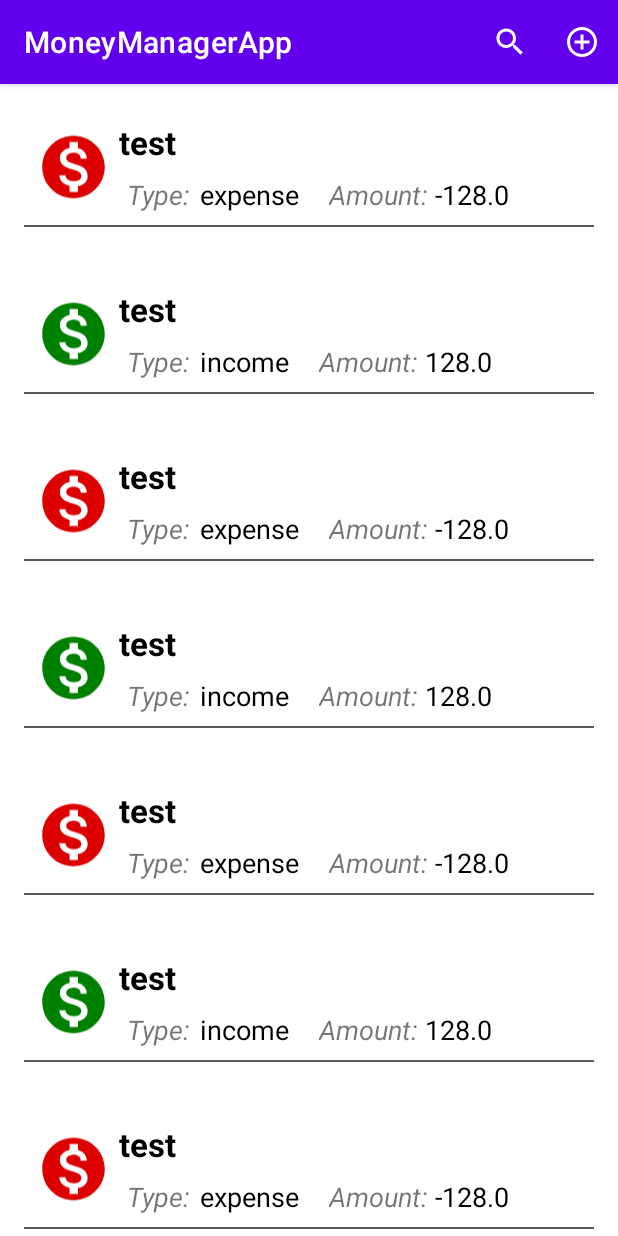
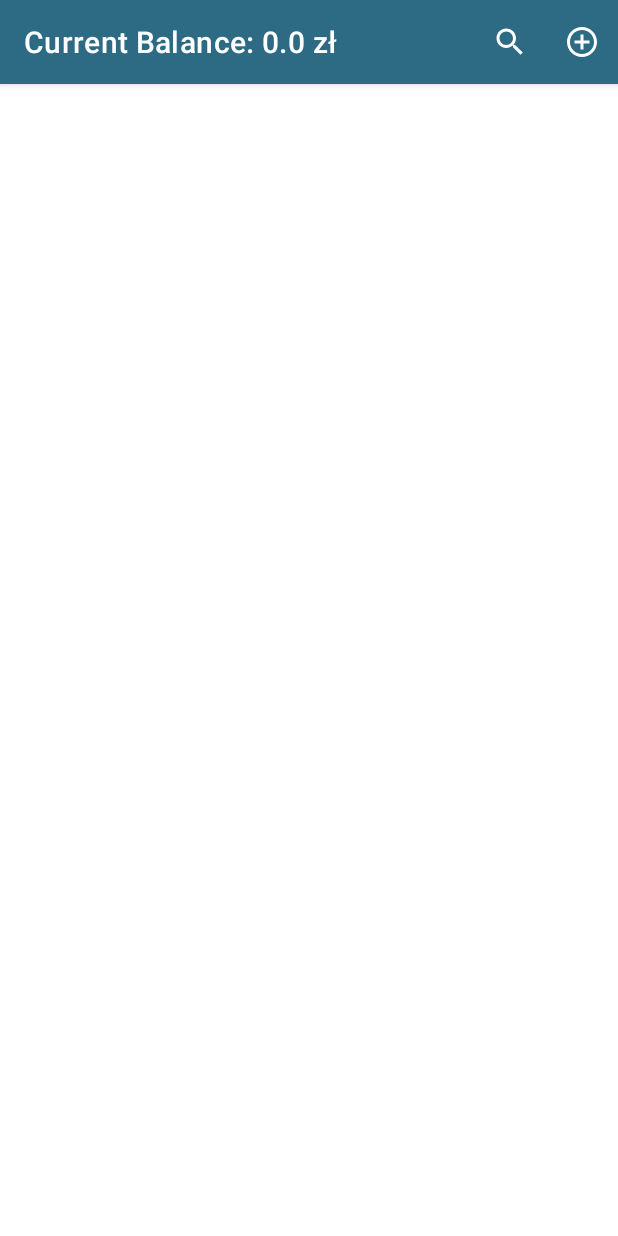
Before and after one commit to Cielako/Money_Manager_App, an Android app: the screen it shows after launch (MainActivity), on a phone screen of 412 x 824 dp. Run offline under Robolectric (Android 15) with nearby library versions, the phone set to English and light mode, and no system bars.

Commit message:
Finalna wersja (dodano saldo i poprawiono wygląd)

```diff
--- a/app/src/main/java/com/example/moneymanagerapp/DBHandler.java
+++ b/app/src/main/java/com/example/moneymanagerapp/DBHandler.java
@@ -21,7 +21,7 @@ public class DBHandler extends SQLiteOpenHelper {
                 "type," +
                 "amount)");
 
-        for (int i =0; i < 20; i++){
+        /*for (int i =0; i < 20; i++){
             ContentValues values = new ContentValues();
             values.put("_uuid",UUID.randomUUID().toString());
             values.put("trans_title","test");
@@ -31,9 +31,9 @@ public class DBHandler extends SQLiteOpenHelper {
             else{
                 values.put("type","expense");
             }
-            values.put("amount","128.0");
+            values.put("amount", 128.0);
             db.insert("transactions",null,values);
-        }
+        }*/
     }
 
     @Override
--- a/app/src/main/java/com/example/moneymanagerapp/MainActivity.java
+++ b/app/src/main/java/com/example/moneymanagerapp/MainActivity.java
@@ -77,5 +77,6 @@ public class MainActivity extends AppCompatActivity {
         mTransactions = TransactionLab.get(getApplicationContext()).getTransactions();
         transactionListAdapter = new TransactionListAdapter(this, mTransactions);
         recyclerView.setAdapter(transactionListAdapter);
+        setTitle("Current Balance: " + TransactionLab.get(getApplicationContext()).currBalance() + " zł");
     }
 }
--- a/app/src/main/java/com/example/moneymanagerapp/NewTransaction.java
+++ b/app/src/main/java/com/example/moneymanagerapp/NewTransaction.java
@@ -22,7 +22,7 @@ public class NewTransaction extends AppCompatActivity implements AdapterView.OnI
     protected void onCreate(Bundle savedInstanceState) {
         super.onCreate(savedInstanceState);
         setContentView(R.layout.activity_new_transaction);
-
+        setTitle("Add new Transaction");
         transTitleEdit = findViewById(R.id.new_trans_title_text);
         transAmountEdit = findViewById(R.id.new_trans_amount_text);
         transAmountEdit.setFilters(new InputFilter[] {
--- a/app/src/main/java/com/example/moneymanagerapp/TransActivity.java
+++ b/app/src/main/java/com/example/moneymanagerapp/TransActivity.java
@@ -31,9 +31,10 @@ public class TransActivity extends AppCompatActivity implements AdapterView.OnIt
     protected void onCreate(Bundle savedInstanceState) {
         super.onCreate(savedInstanceState);
         setContentView(R.layout.activity_transaction);
-
+        setTitle("Edit Transaction");
         transTitleEdit = findViewById(R.id.trans_title_text);
         transAmountEdit = findViewById(R.id.trans_amount_text);
+
         //float filter
         transAmountEdit.setFilters(new InputFilter[] {
                 new DigitsKeyListener(Boolean.FALSE, Boolean.TRUE) {
@@ -133,7 +134,7 @@ public class TransActivity extends AppCompatActivity implements AdapterView.OnIt
         if(transTitleEdit.getText().toString().isEmpty() || transAmountEdit.getText().toString().isEmpty()){
             Toast.makeText(this, "Inputs Cant be empty :/", Toast.LENGTH_SHORT).show();
         }else{
-            TransactionLab.get(getApplicationContext()).updateTransaction(transUUID,transTitleEdit.getText().toString(),transAmountEdit.getText().toString(),transTypeSpinner.getSelectedItem().toString());
+            TransactionLab.get(getApplicationContext()).updateTransaction(transUUID,transTitleEdit.getText().toString(),Double.parseDouble(transAmountEdit.getText().toString()),transTypeSpinner.getSelectedItem().toString());
             Toast.makeText(this, "Transaction Edited Successfully :)", Toast.LENGTH_SHORT).show();
             finish();
         }
--- a/app/src/main/java/com/example/moneymanagerapp/TransactionLab.java
+++ b/app/src/main/java/com/example/moneymanagerapp/TransactionLab.java
@@ -11,6 +11,7 @@ import java.util.UUID;
 
 public class TransactionLab {
     private  static TransactionLab sTransactionLab;
+    private Double currentBalance;
 
     private SQLiteDatabase mDatabase;
 
@@ -68,10 +69,10 @@ public class TransactionLab {
         return transactions;
     }
 
-    public void updateTransaction(UUID id, String title, String Amount, String Type) {
+    public void updateTransaction(UUID id, String title, Double Amount, String Type) {
         Transaction transaction = new Transaction(id);
         transaction.setTitle(title);
-        transaction.setAmount(Double.parseDouble(Amount));
+        transaction.setAmount(Amount);
         transaction.setTranstype(Type);
         mDatabase.update("transactions",getContetntValues(transaction), "_uuid = ?",
                 new String[] {id.toString()});
@@ -85,6 +86,22 @@ public class TransactionLab {
         mDatabase.insert("transactions", null, getContetntValues(transaction));
     }
 
+    public Double currBalance(){
+        Cursor income = mDatabase.rawQuery("SELECT SUM(amount) AS total FROM transactions WHERE type = ?", new String[] {"income"});
+        Cursor expense = mDatabase.rawQuery("SELECT SUM(amount) AS total FROM transactions WHERE type = ?", new String[] {"expense"});
+        if(expense != null){
+            expense.moveToFirst();
+            System.out.println("expense: " + expense.getDouble(0));
+        }
+        if(income != null){
+            income.moveToFirst();
+            System.out.println("income: " +income.getDouble(0));
+        }
+        currentBalance = income.getDouble(0) - expense.getDouble(0);
+        return currentBalance;
+
+    }
+
     private ContentValues getContetntValues(Transaction transaction){
         ContentValues contentValues = new ContentValues();
         contentValues.put("_uuid", transaction.getId().toString());
--- a/app/src/main/res/values-night/themes.xml
+++ b/app/src/main/res/values-night/themes.xml
@@ -3,7 +3,7 @@
     <style name="Theme.MoneyManagerApp" parent="Theme.MaterialComponents.DayNight.DarkActionBar">
         <!-- Primary brand color. -->
         <item name="colorPrimary">@color/purple_200</item>
-        <item name="colorPrimaryVariant">@color/purple_700</item>
+        <item name="colorPrimaryVariant">@color/light_blue</item>
         <item name="colorOnPrimary">@color/black</item>
         <!-- Secondary brand color. -->
         <item name="colorSecondary">@color/teal_200</item>
--- a/app/src/main/res/values/colors.xml
+++ b/app/src/main/res/values/colors.xml
@@ -1,8 +1,8 @@
 <?xml version="1.0" encoding="utf-8"?>
 <resources>
     <color name="purple_200">#FFBB86FC</color>
-    <color name="purple_500">#FF6200EE</color>
-    <color name="purple_700">#FF3700B3</color>
+    <color name="blue">#2D6A83</color>
+    <color name="light_blue">#375C66</color>
     <color name="teal_200">#FF03DAC5</color>
     <color name="teal_700">#FF018786</color>
     <color name="black">#FF000000</color>
--- a/app/src/main/res/values/themes.xml
+++ b/app/src/main/res/values/themes.xml
@@ -2,8 +2,8 @@
     <!-- Base application theme. -->
     <style name="Theme.MoneyManagerApp" parent="Theme.MaterialComponents.DayNight.DarkActionBar">
         <!-- Primary brand color. -->
-        <item name="colorPrimary">@color/purple_500</item>
-        <item name="colorPrimaryVariant">@color/purple_700</item>
+        <item name="colorPrimary">@color/blue</item>
+        <item name="colorPrimaryVariant">@color/light_blue</item>
         <item name="colorOnPrimary">@color/white</item>
         <!-- Secondary brand color. -->
         <item name="colorSecondary">@color/teal_200</item>
```
Also changed, not shown: 1 other file.
